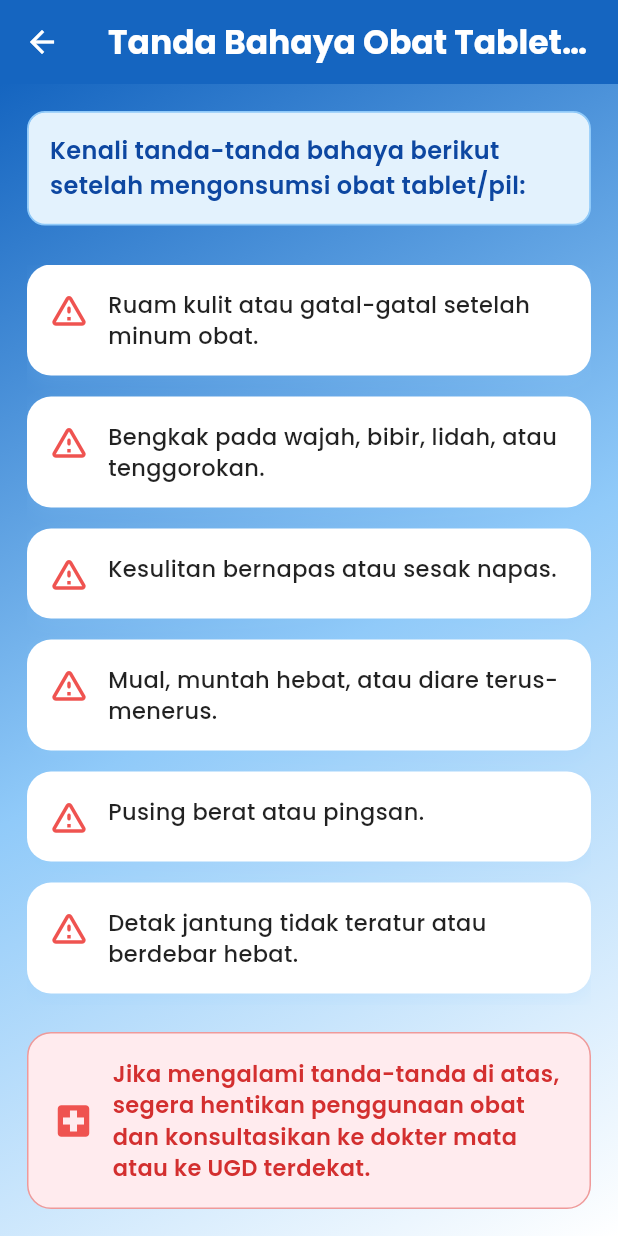
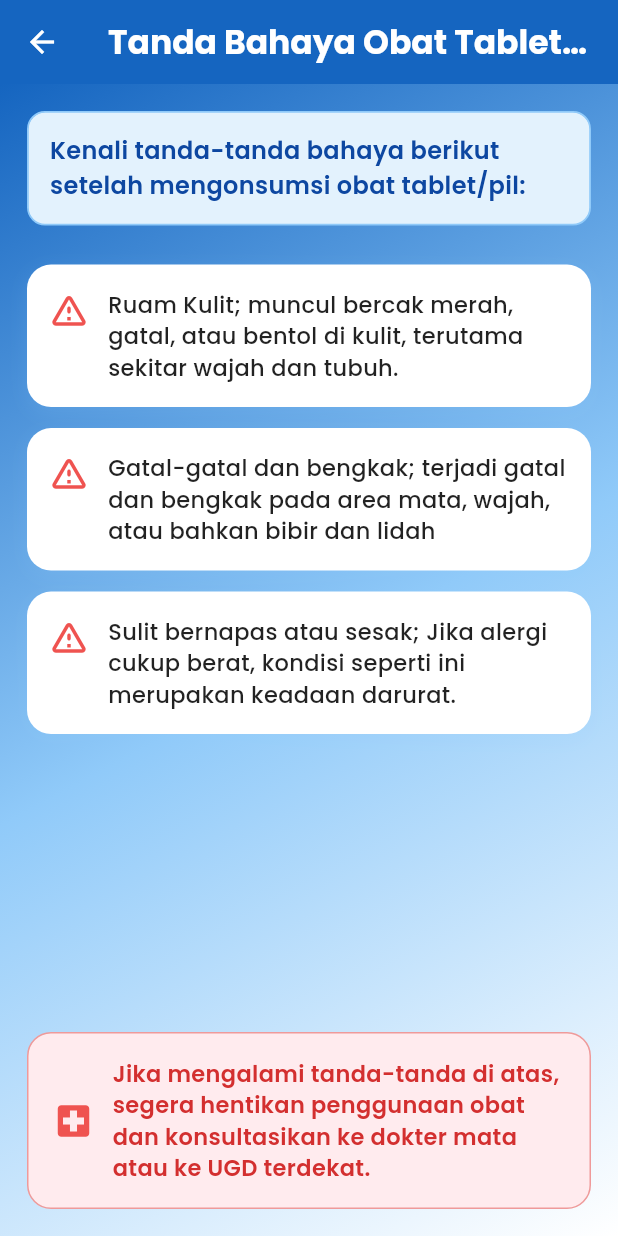
Before and after one commit to dikirmdn/si-tatamata, a Flutter app: the BahayaObatTabletScreen screen opened by its route, on a phone screen of 412 x 824 dp. Run offline on Flutter 3.47's test engine with Material 3 defaults, Android fonts, the light colour scheme and no system bars; our stand-ins replace google_fonts.

Commit message:
update bahaya tablet

```diff
--- a/lib/screens/bahaya_obat_tablet.dart
+++ b/lib/screens/bahaya_obat_tablet.dart
@@ -5,14 +5,10 @@ class BahayaObatTabletScreen extends StatelessWidget {
   const BahayaObatTabletScreen({Key? key}) : super(key: key);
 
   final List<String> tandaBahaya = const [
-    'Ruam kulit atau gatal-gatal setelah minum obat.',
-    'Bengkak pada wajah, bibir, lidah, atau tenggorokan.',
-    'Kesulitan bernapas atau sesak napas.',
-    'Mual, muntah hebat, atau diare terus-menerus.',
-    'Pusing berat atau pingsan.',
-    'Detak jantung tidak teratur atau berdebar hebat.',
-    'Mata atau kulit menguning (tanda gangguan hati).',
-    'Keluar darah pada urine atau tinja.',
+    'Ruam Kulit; muncul bercak merah, gatal, atau bentol di kulit, terutama sekitar wajah dan tubuh.',
+    'Gatal-gatal dan bengkak; terjadi gatal dan bengkak pada area mata, wajah, atau bahkan bibir dan lidah',
+    'Sulit bernapas atau sesak; Jika alergi cukup berat, kondisi seperti ini merupakan keadaan darurat.',
+
   ];
 
   @override
```
